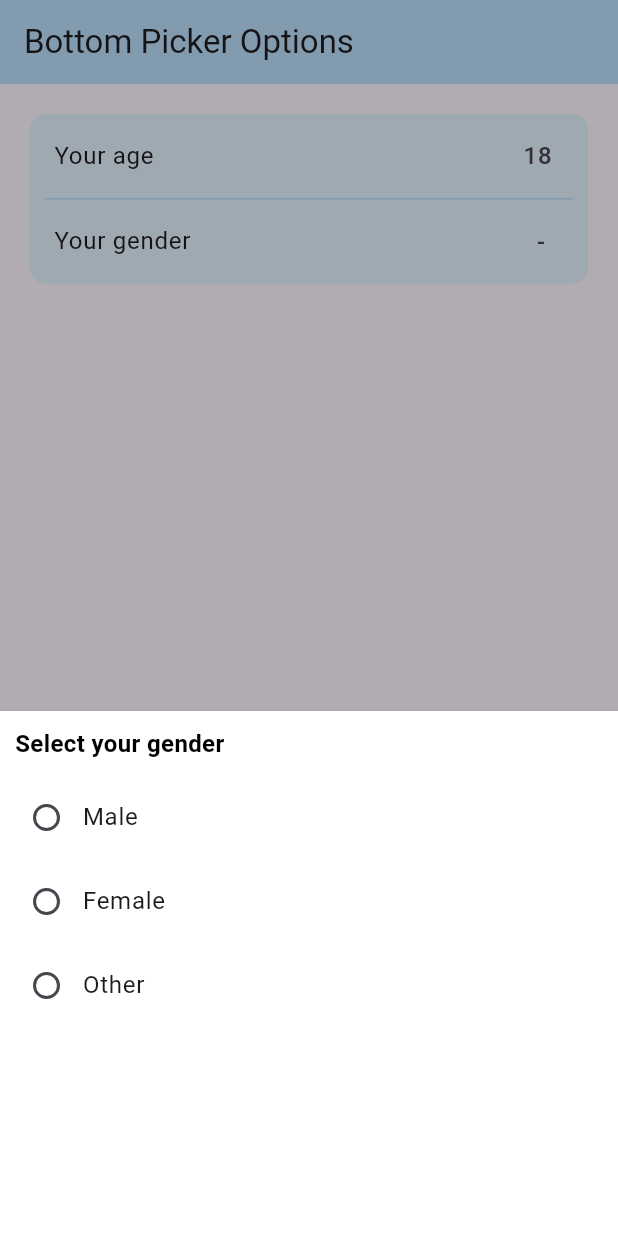
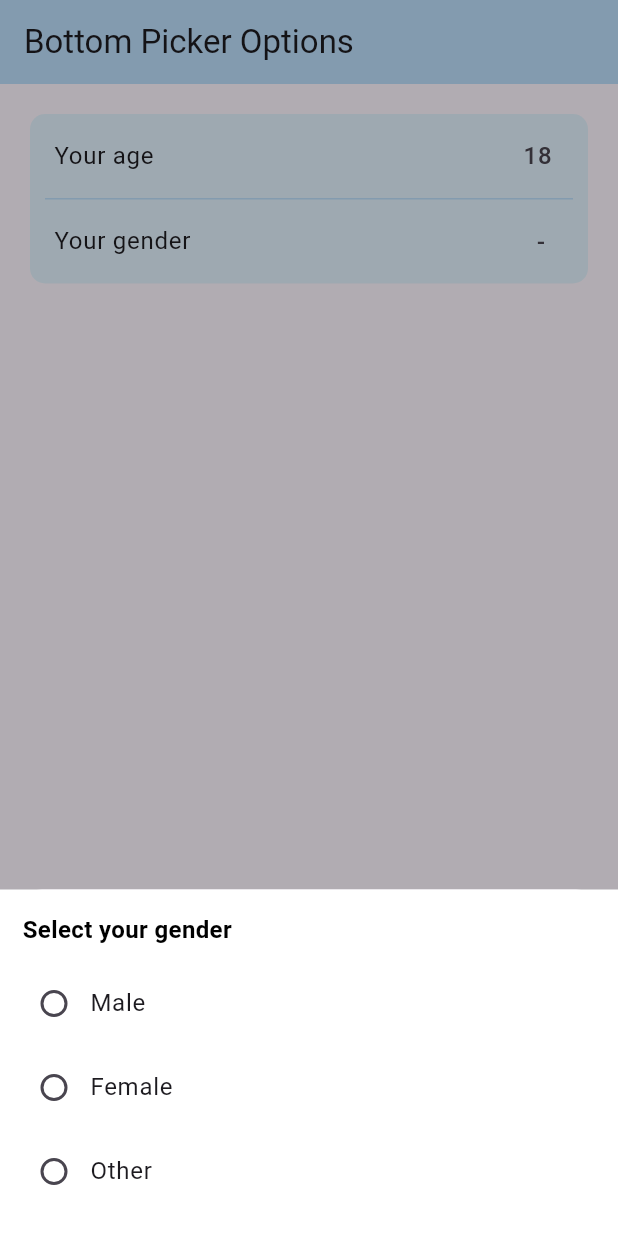
Before and after one commit to davidecarizzoni/bottom_options_picker, a Flutter app: the screen it shows after launch, after a tap on "Your gender", on a phone screen of 412 x 824 dp. Run offline on Flutter 3.47's test engine with Material 3 defaults, Android fonts, the phone set to English and light mode, and no system bars.

Commit message:
fix(bottomPicker): fix scroll

```diff
--- a/lib/screens/home_screen.dart
+++ b/lib/screens/home_screen.dart
@@ -102,7 +102,11 @@ class _HomeScreenState extends State<HomeScreen> {
                 title: const Text('Your gender'),
                 trailing: Text(
                   gender != null
-                      ? genderOptions.firstWhere((e) => e.value == gender).label
+                      ? genderOptions
+                          .firstWhere(
+                            (e) => e.value == gender,
+                          )
+                          .label
                       : ' - ',
                   style: const TextStyle(fontSize: 16),
                 ),
--- a/lib/services/picker.dart
+++ b/lib/services/picker.dart
@@ -30,11 +30,8 @@ Future openRadioPicker({
 }) async {
   var selectedGender = await showModalBottomSheet<String>(
     context: context,
-    isDismissible: true,
     barrierColor: Colors.black.withOpacity(0.3),
-    constraints: const BoxConstraints(
-      maxHeight: 350,
-    ),
+    isScrollControlled: true,
     builder: (BuildContext context) {
       return BottomPickerRadio(
         title: 'Select your gender',
--- a/lib/widgets/bottom_picker_radio.dart
+++ b/lib/widgets/bottom_picker_radio.dart
@@ -42,12 +42,7 @@ class _BottomPickerRadioState extends State<BottomPickerRadio> {
     return Container(
       width: double.infinity,
       color: Colors.white,
-      height: double.infinity,
-      padding: const EdgeInsets.only(
-        left: 10,
-        top: 10,
-        right: 10,
-      ),
+      padding: const EdgeInsets.all(15),
       child: SingleChildScrollView(
         child: Column(
           children: [
```
